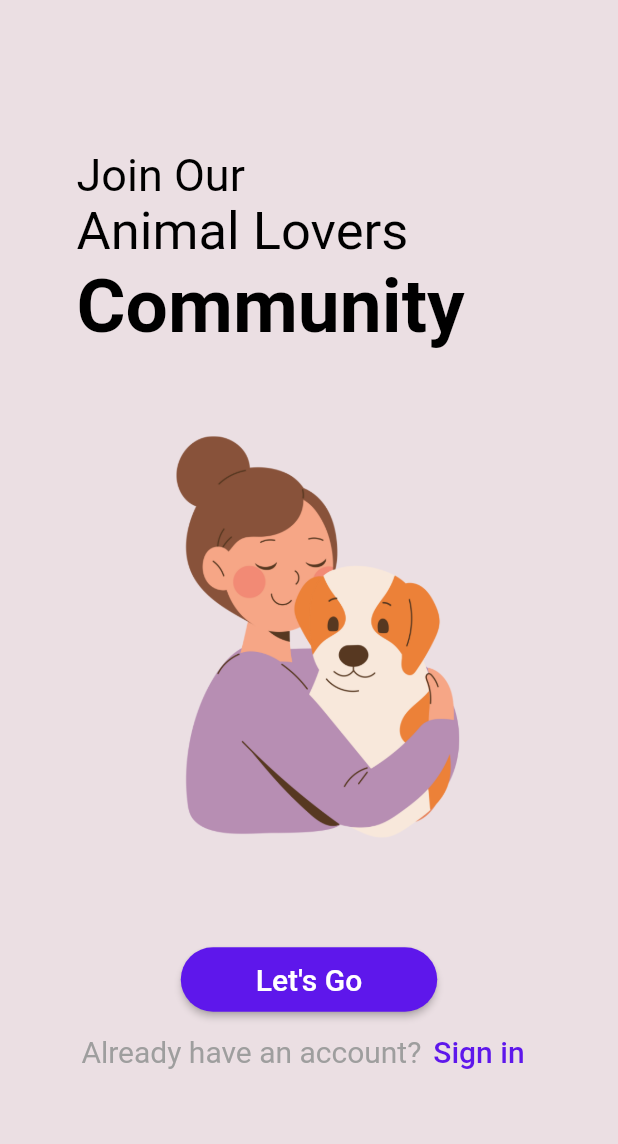
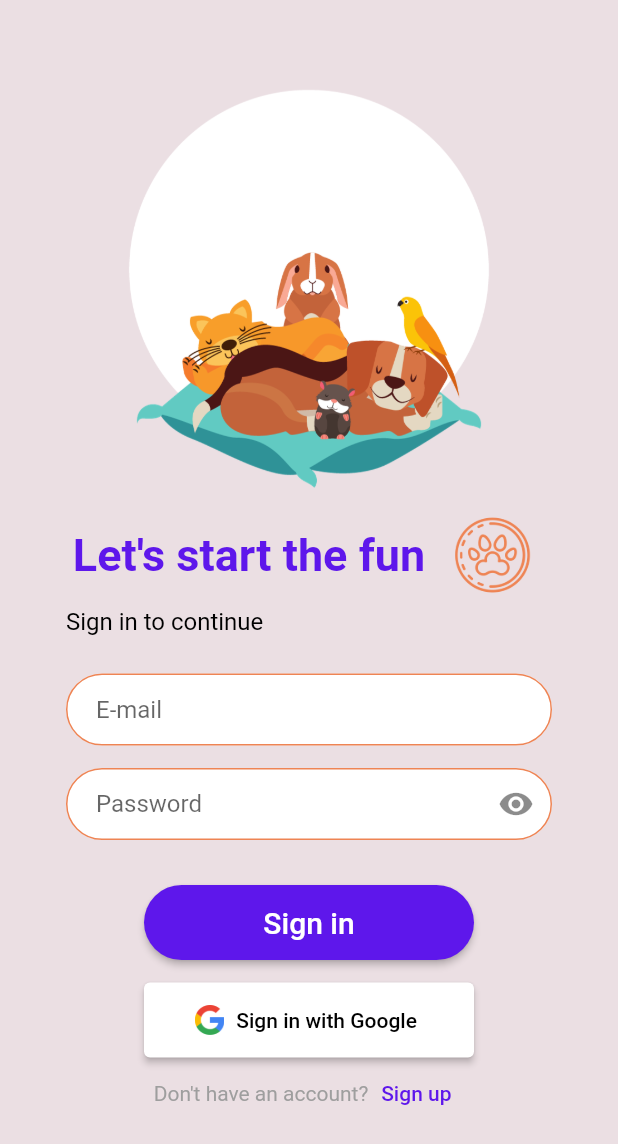
Before and after one commit to desparza13/petPals, a Flutter app: the screen it shows after launch, after a tap on "Sign in", on a phone screen of 412 x 824 dp. Shown: the top 1144 px of the screen. Run offline on Flutter 3.47's test engine with Material 2 defaults, Android fonts, the phone set to English and light mode, and no system bars.

Commit message:
Vistas (en horizontal y vertical) de inicio, registro e inicio de sesión

```diff
--- a/pet_pals/lib/main.dart
+++ b/pet_pals/lib/main.dart
@@ -9,7 +9,7 @@ class MyApp extends StatelessWidget {
     return MaterialApp(
       title: 'Flutter Demo',
       theme: ThemeData(
-        primarySwatch: Colors.blue,
+        primarySwatch: Colors.deepPurple,
       ),
       home: WelcomePage(),
     );
--- a/pet_pals/lib/sign_in_page.dart
+++ b/pet_pals/lib/sign_in_page.dart
@@ -0,0 +1,185 @@
+import 'package:flutter/material.dart';
+import 'register_page.dart';
+
+class SignInPage extends StatefulWidget {
+  const SignInPage({super.key});
+
+  @override
+  _SignInPageState createState() => _SignInPageState();
+}
+
+class _SignInPageState extends State<SignInPage> {
+  bool _isPasswordHidden = true;
+
+  @override
+  Widget build(BuildContext context) {
+    var isLandscape =
+        MediaQuery.of(context).orientation == Orientation.landscape;
+
+    //Logo widget to change its size depending if the device is in portrait or landscape
+    Widget logo = Padding(
+      padding: EdgeInsets.only(top: isLandscape ? 0 : 50),
+      child: Image.asset(
+        'assets/images/sign_in.png',
+        width: isLandscape ? 250 : null,
+        fit: BoxFit.contain,
+      ),
+    );
+
+    //Style the inputs with color borders and circular edges as well as displaying the hint
+    InputDecoration getInputDecoration({required String hint}) {
+      return InputDecoration(
+        contentPadding:
+            const EdgeInsets.symmetric(vertical: 10, horizontal: 20),
+        fillColor: Colors.white,
+        filled: true,
+        hintText: hint,
+        enabledBorder: OutlineInputBorder(
+          borderRadius: BorderRadius.circular(25),
+          borderSide: const BorderSide(color: Color(0xFFEE8454)),
+        ),
+        focusedBorder: OutlineInputBorder(
+          // When focused
+          borderRadius: BorderRadius.circular(25),
+          borderSide: const BorderSide(color: Color(0xFF5E17EB)),
+        ),
+        //Show or hide password
+        suffixIcon: hint == 'Password'
+            ? IconButton(
+                icon: Icon(
+                  _isPasswordHidden ? Icons.visibility : Icons.visibility_off,
+                ),
+                onPressed: () {
+                  setState(() {
+                    _isPasswordHidden = !_isPasswordHidden;
+                  });
+                },
+              )
+            : null,
+      );
+    }
+
+    //Page content
+    //This will be displayed below the logo on portrait and at its right in landscape
+    Widget content = Column(
+      mainAxisAlignment: MainAxisAlignment.center,
+      crossAxisAlignment: CrossAxisAlignment.start,
+      children: [
+        if (!isLandscape) logo,
+        Row(
+          mainAxisAlignment: MainAxisAlignment.center,
+          children: [
+            const Text(
+              "Let's start the fun",
+              style: TextStyle(
+                fontSize: 30,
+                fontWeight: FontWeight.bold,
+                color: Color(0xFF5E17EB),
+              ),
+            ),
+            const SizedBox(width: 10),
+            Image.asset(
+              'assets/images/paw_icon.png',
+              width: 70,
+              height: 70,
+            ),
+          ],
+        ),
+        const Padding(
+          padding: EdgeInsets.only(left: 28.0),
+          child: Text(
+            'Sign in to continue',
+            style: TextStyle(
+              fontSize: 16,
+              color: Colors.black,
+            ),
+          ),
+        ),
+        const SizedBox(height: 25),
+        Padding(
+          padding: const EdgeInsets.symmetric(horizontal: 28.0),
+          child: TextFormField(
+            decoration: getInputDecoration(hint: 'E-mail'),
+          ),
+        ),
+        const SizedBox(height: 15),
+        Padding(
+          padding: const EdgeInsets.symmetric(horizontal: 28.0),
+          child: TextFormField(
+            obscureText: _isPasswordHidden,
+            decoration: getInputDecoration(hint: 'Password'),
+          ),
+        ),
+        const SizedBox(height: 30),
+        Center(
+          child: ElevatedButton(
+            onPressed: () {},
+            style: ButtonStyle(
+              minimumSize: MaterialStateProperty.all(const Size(220, 50)),
+              backgroundColor:
+                  MaterialStateProperty.all(const Color(0xFF5E17EB)),
+              shape: MaterialStateProperty.all<RoundedRectangleBorder>(
+                RoundedRectangleBorder(
+                  borderRadius: BorderRadius.circular(25),
+                ),
+              ),
+            ),
+            child: const Text('Sign in', style: TextStyle(fontSize: 20)),
+          ),
+        ),
+        const SizedBox(height: 15),
+        Center(
+          child: ElevatedButton.icon(
+            onPressed: () {},
+            icon: Image.asset(
+              'assets/images/google_logo.png',
+              height: 20.0,
+            ),
+            label: const Text("Sign in with Google"),
+            style: ButtonStyle(
+              minimumSize: MaterialStateProperty.all(const Size(220, 50)),
+              backgroundColor: MaterialStateProperty.all(Colors.white),
+              foregroundColor: MaterialStateProperty.all(Colors.black),
+            ),
+          ),
+        ),
+        Row(
+          mainAxisAlignment: MainAxisAlignment.center,
+          children: [
+            const Text(
+              "Don't have an account?",
+              style: TextStyle(color: Colors.grey),
+            ),
+            TextButton(
+              onPressed: () {
+                Navigator.push(
+                  context,
+                  MaterialPageRoute(builder: (context) => RegisterPage()),
+                );
+              },
+              child: const Text(
+                'Sign up',
+                style: TextStyle(color: Color(0xFF5E17EB)),
+              ),
+            ),
+          ],
+        ),
+      ],
+    );
+
+    return Scaffold(
+      backgroundColor: const Color(0xFFEBDFE3),
+      body: Padding(
+        padding: const EdgeInsets.symmetric(horizontal: 16.0),
+        child: SingleChildScrollView(
+          child: isLandscape
+              ? Row(
+                  crossAxisAlignment: CrossAxisAlignment.center,
+                  children: [logo, Expanded(child: content)],
+                )
+              : content,
+        ),
+      ),
+    );
+  }
+}
--- a/pet_pals/lib/welcome_page.dart
+++ b/pet_pals/lib/welcome_page.dart
@@ -1,42 +1,56 @@
 import 'package:flutter/material.dart';
+import 'register_page.dart';
+import 'sign_in_page.dart';
 
 class WelcomePage extends StatelessWidget {
   const WelcomePage({super.key});
 
   @override
   Widget build(BuildContext context) {
+    bool isLandscape =
+        MediaQuery.of(context).orientation == Orientation.landscape;
+
+    //Function to choose the font size depending on the device's orientation
+    double getFontSize(double portraitSize, double landscapeSize) {
+      return isLandscape ? landscapeSize : portraitSize;
+    }
+
     return Scaffold(
       backgroundColor: const Color(0xFFEBDFE3),
       body: Padding(
-        padding: const EdgeInsets.symmetric(horizontal: 16.0),
+        padding: const EdgeInsets.all(16),
+        child: Center(
+          child: SingleChildScrollView(
             child: Column(
-          crossAxisAlignment: CrossAxisAlignment.center,
-          mainAxisAlignment: MainAxisAlignment.center,
+              crossAxisAlignment:
+                  isLandscape ? CrossAxisAlignment.center : CrossAxisAlignment.start,
               children: [
                 Container(
-              padding: const EdgeInsets.symmetric(horizontal:35),
-              alignment: Alignment.centerLeft,
-              child: const Column(
-                crossAxisAlignment: CrossAxisAlignment.start,
+                  padding: const EdgeInsets.symmetric(horizontal: 35),
+                  //Alignment depending on the orientation
+                  alignment: isLandscape ? Alignment.center : Alignment.centerLeft,
+                  child: Column(
+                    crossAxisAlignment:
+                        isLandscape ? CrossAxisAlignment.center : CrossAxisAlignment.start,
                     children: [
                       Text(
                         'Join Our',
                         style: TextStyle(
-                      fontSize: 30,
+                          fontSize: getFontSize(30, 20),
                           color: Colors.black,
                         ),
                       ),
                       Text(
                         'Animal Lovers',
                         style: TextStyle(
-                      fontSize: 35,
+                          fontSize: getFontSize(35, 25),
                           color: Colors.black,
                         ),
                       ),
                       Text(
                         'Community',
                         style: TextStyle(
-                      fontSize: 50,
+                          fontSize: getFontSize(50, 35),
                           fontWeight: FontWeight.bold,
                           color: Colors.black,
                         ),
@@ -44,19 +58,30 @@ class WelcomePage extends StatelessWidget {
                     ],
                   ),
                 ),
-            const SizedBox(height: 50),
+                const SizedBox(height: 30),
                 Center(
-              child: Image.asset('assets/images/welcome.png'),
+                  child: Image.asset(
+                    'assets/images/welcome.png',
+                    //Change image size depending on orientation
+                    width: isLandscape ? 250 : null,
+                    fit: BoxFit.contain,
                   ),
-            const SizedBox(height: 60),
+                ),
+                const SizedBox(height: 40),
                 Center(
                   child: ElevatedButton(
                     onPressed: () {
-                  // Navegar a registro
+                      //Go to register
+                      Navigator.push(
+                        context,
+                        MaterialPageRoute(builder: (context) => RegisterPage()),
+                      );
                     },
                     style: ButtonStyle(
-                  backgroundColor: MaterialStateProperty.all(Color(0xFF5E17EB)),
-                  padding: MaterialStateProperty.all(const EdgeInsets.symmetric(horizontal: 50, vertical: 10)),
+                      backgroundColor:
+                          MaterialStateProperty.all(const Color(0xFF5E17EB)),
+                      padding: MaterialStateProperty.all(
+                          const EdgeInsets.symmetric(horizontal: 50, vertical: 10)),
                       shape: MaterialStateProperty.all(RoundedRectangleBorder(
                         borderRadius: BorderRadius.circular(30.0),
                       )),
@@ -70,20 +95,24 @@ class WelcomePage extends StatelessWidget {
                 Row(
                   mainAxisAlignment: MainAxisAlignment.center,
                   children: [
-                const Text(
+                    Text(
                       'Already have an account?',
                       style: TextStyle(
-                    fontSize: 20,
+                        fontSize: getFontSize(20, 16),
                         color: Colors.grey,
                       ),
                     ),
                     TextButton(
                       onPressed: () {
-                    // Navegar a login
+                        //Go to sign in
+                        Navigator.push(
+                          context,
+                          MaterialPageRoute(builder: (context) => SignInPage()),
+                        );
                       },
-                  child: const Text(
+                      child: Text(
                         'Sign in',
-                    style: TextStyle(fontSize: 20, color: Color(0xFF5E17EB)),
+                        style: TextStyle(fontSize: getFontSize(20, 16), color: Color(0xFF5E17EB)),
                       ),
                     )
                   ],
@@ -91,6 +120,8 @@ class WelcomePage extends StatelessWidget {
               ],
             ),
           ),
+        ),
+      ),
     );
   }
 }
--- a/pet_pals/pubspec.yaml
+++ b/pet_pals/pubspec.yaml
@@ -30,7 +30,7 @@ environment:
 dependencies:
   flutter:
     sdk: flutter
-
+  google_sign_in: ^6.1.5
 
   # The following adds the Cupertino Icons font to your application.
   # Use with the CupertinoIcons class for iOS style icons.
@@ -61,6 +61,10 @@ flutter:
   # To add assets to your application, add an assets section, like this:
   assets:
     - assets/images/welcome.png
+    - assets/images/sign_in.png
+    - assets/images/register.png
+    - assets/images/paw_icon.png
+    - assets/images/google_logo.png
 
   # An image asset can refer to one or more resolution-specific "variants", see
   # https://flutter.dev/assets-and-images/#resolution-aware
```
Also changed, not shown: pet_pals/lib/register_page.dart (+183 -0 lines), pet_pals/assets/images/google_logo.png (added), pet_pals/assets/images/paw_icon.png (added), pet_pals/assets/images/register.png (added), pet_pals/assets/images/sign_in.png (added), pet_pals/pubspec.lock, 9 other files. Lines whose indentation alone changed are shown as unchanged.
